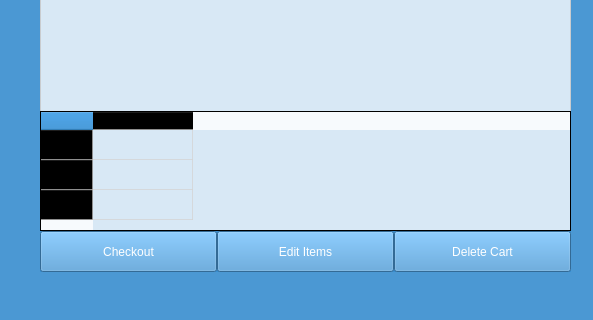
Old version of the form mainwindow.ui in the repository rbalta/BulkClubProject; both pictures show x 0 to 593 and y 599 to 919 of the 1170 by 919 pixel window.
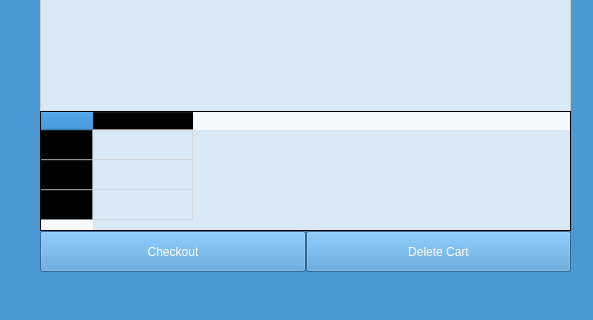
New version of the form.

What changed in the file:
```diff
--- a/mainwindow.ui
+++ b/mainwindow.ui
@@ -323,23 +323,6 @@
        </property>
       </widget>
      </item>
-     <item>
-      <widget class="QPushButton" name="pushButton_5">
-       <property name="sizePolicy">
-        <sizepolicy hsizetype="Minimum" vsizetype="Expanding">
-         <horstretch>0</horstretch>
-         <verstretch>0</verstretch>
-        </sizepolicy>
-       </property>
-       <property name="styleSheet">
-        <string notr="true">background-color: rgb(72, 149, 208);
-color: rgb(255, 255, 255);</string>
-       </property>
-       <property name="text">
-        <string>Edit Items</string>
-       </property>
-      </widget>
-     </item>
      <item>
       <widget class="QPushButton" name="pushButton_6">
        <property name="sizePolicy">
```
Left out of the diff: 2 changed lines with no effect on the pictures.
